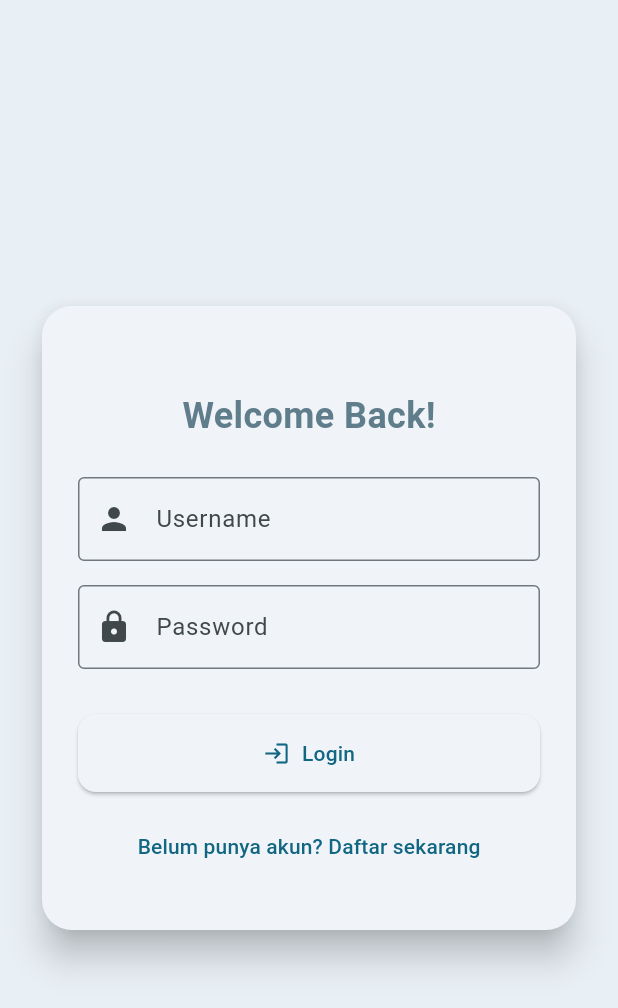
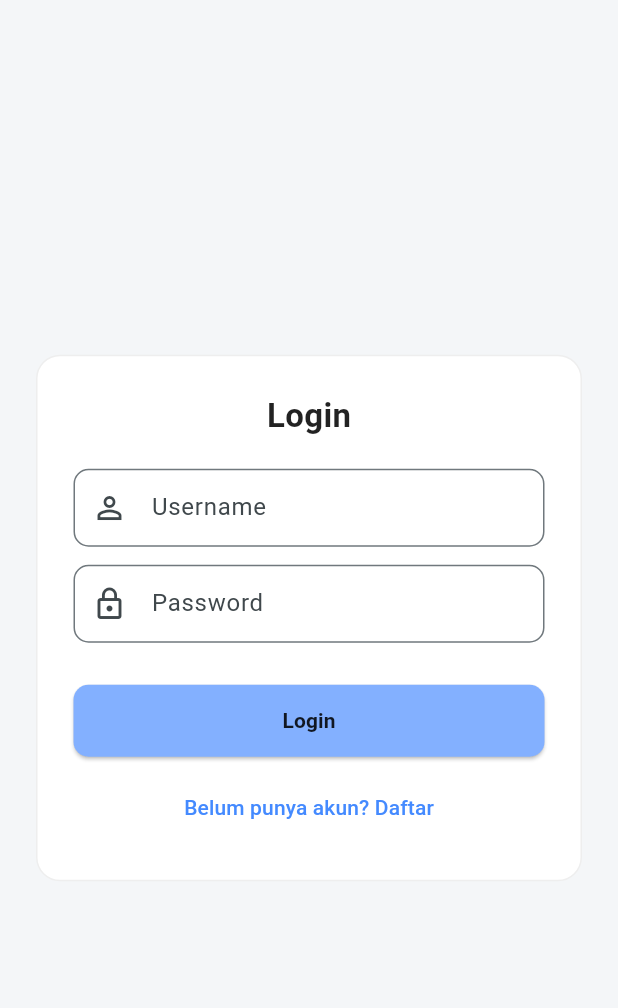
Before and after one commit to ryankananyola/LatRes_TPM, a Flutter app: the screen it shows after launch, on a phone screen of 412 x 824 dp. Shown: the top 1008 px of the screen. Run offline on Flutter 3.47's test engine with Material 3 defaults, Android fonts, the light colour scheme and no system bars; our stand-ins replace shared_preferences.

Commit message:
update login

```diff
--- a/latres_198/lib/main.dart
+++ b/latres_198/lib/main.dart
@@ -22,11 +22,11 @@ class MyApp extends StatelessWidget {
   @override
   Widget build(BuildContext context) {
     return MaterialApp(
-      title: 'Aplikasi Restoran',
+      title: 'Restoran',
       debugShowCheckedModeBanner: false,
       theme: ThemeData(
         useMaterial3: true,
-        colorSchemeSeed: Colors.blueGrey,
+        colorSchemeSeed: const Color.fromARGB(255, 219, 243, 255),
       ),
       routes: {
         '/login': (context) => const LoginPage(),
--- a/latres_198/lib/pages/home_screen.dart
+++ b/latres_198/lib/pages/home_screen.dart
@@ -23,7 +23,19 @@ class _HomeScreenState extends State<HomeScreen> {
   Widget build(BuildContext context) {
     return Scaffold(
       appBar: AppBar(
-        title: const Text('Daftar Restoran'),
+        automaticallyImplyLeading: false,
+        title: const Text(
+          'Daftar Restoran',
+          style: TextStyle(fontWeight: FontWeight.bold),
+        ),
+        centerTitle: true,
+        leading: IconButton(
+          icon: const Icon(Icons.logout),
+          tooltip: 'Logout',
+          onPressed: () {
+            Navigator.pushReplacementNamed(context, '/login');
+          },
+        ),
         actions: [
           IconButton(
             icon: const Icon(Icons.favorite),
@@ -31,7 +43,7 @@ class _HomeScreenState extends State<HomeScreen> {
             onPressed: () {
               Navigator.pushNamed(context, '/favorites');
             },
-          )
+          ),
         ],
       ),
       body: FutureBuilder<List<Restaurant>>(
--- a/latres_198/lib/pages/login_page.dart
+++ b/latres_198/lib/pages/login_page.dart
@@ -77,106 +77,107 @@ class _LoginPageState extends State<LoginPage>
   @override
   Widget build(BuildContext context) {
     return Scaffold(
-      backgroundColor: const Color(0xFFE9F0F5),
+      backgroundColor: const Color(0xFFF4F6F8),
       body: Center(
-        child: FadeTransition(
-          opacity: _fadeAnimation,
         child: SingleChildScrollView(
           padding: const EdgeInsets.all(24),
-            child: Card(
-              elevation: 10,
-              shape: RoundedRectangleBorder(
-                borderRadius: BorderRadius.circular(20),
-              ),
-              child: Padding(
-                padding: const EdgeInsets.symmetric(
-                  horizontal: 24,
-                  vertical: 32,
+          child: Container(
+            padding: const EdgeInsets.all(24),
+            decoration: BoxDecoration(
+              color: Colors.white,
+              borderRadius: BorderRadius.circular(16),
+              border: Border.all(color: Colors.grey.shade200),
             ),
             child: Form(
               key: _formKey,
               child: Column(
                 mainAxisSize: MainAxisSize.min,
                 children: [
-                      const SizedBox(height: 24),
                   const Text(
-                        'Welcome Back!',
+                    'Login',
                     style: TextStyle(
-                          fontSize: 24,
-                          fontWeight: FontWeight.bold,
-                          color: Colors.blueGrey,
+                      fontSize: 22,
+                      fontWeight: FontWeight.w600,
+                      color: Colors.black87,
                     ),
                   ),
-                      const SizedBox(height: 24),
+                  const SizedBox(height: 20),
                   TextFormField(
                     controller: _usernameController,
-                        decoration: const InputDecoration(
-                          labelText: 'Username',
-                          prefixIcon: Icon(Icons.person),
-                          border: OutlineInputBorder(),
+                    decoration: InputDecoration(
+                      hintText: 'Username',
+                      prefixIcon: const Icon(Icons.person_outline),
+                      contentPadding: const EdgeInsets.symmetric(vertical: 14),
+                      border: OutlineInputBorder(
+                        borderRadius: BorderRadius.circular(10),
                       ),
-                        validator:
-                            (value) =>
-                                value == null || value.isEmpty
-                                    ? 'Isi username'
-                                    : null,
                     ),
-                      const SizedBox(height: 16),
+                    validator: (value) =>
+                        value == null || value.isEmpty ? 'Username wajib diisi' : null,
+                  ),
+                  const SizedBox(height: 12),
                   TextFormField(
                     controller: _passwordController,
                     obscureText: true,
-                        decoration: const InputDecoration(
-                          labelText: 'Password',
-                          prefixIcon: Icon(Icons.lock),
-                          border: OutlineInputBorder(),
+                    decoration: InputDecoration(
+                      hintText: 'Password',
+                      prefixIcon: const Icon(Icons.lock_outline),
+                      contentPadding: const EdgeInsets.symmetric(vertical: 14),
+                      border: OutlineInputBorder(
+                        borderRadius: BorderRadius.circular(10),
                       ),
-                        validator:
-                            (value) =>
-                                value == null || value.isEmpty
-                                    ? 'Isi password'
-                                    : null,
                     ),
-                      const SizedBox(height: 20),
+                    validator: (value) =>
+                        value == null || value.isEmpty ? 'Password wajib diisi' : null,
+                  ),
+                  const SizedBox(height: 16),
                   if (_errorMessage != null)
                     Text(
                       _errorMessage!,
-                          style: const TextStyle(color: Colors.red),
+                      style: const TextStyle(color: Colors.redAccent),
                     ),
-                      const SizedBox(height: 10),
+                  const SizedBox(height: 12),
                   SizedBox(
                     width: double.infinity,
-                        child: ElevatedButton.icon(
-                          icon:
-                              _isLoading
+                    child: ElevatedButton(
+                      onPressed: _isLoading ? null : _login,
+                      style: ElevatedButton.styleFrom(
+                        backgroundColor: const Color.fromARGB(255, 131, 176, 255),
+                        padding: const EdgeInsets.symmetric(vertical: 14),
+                        shape: RoundedRectangleBorder(
+                          borderRadius: BorderRadius.circular(10),
+                        ),
+                      ),
+                      child: _isLoading
                           ? const SizedBox(
-                                    width: 16,
-                                    height: 16,
+                              height: 20,
+                              width: 20,
                               child: CircularProgressIndicator(
                                 strokeWidth: 2,
                                 color: Colors.white,
                               ),
                             )
-                                  : const Icon(Icons.login),
-                          label: Text(_isLoading ? 'Logging in...' : 'Login'),
-                          onPressed: _isLoading ? null : _login,
-                          style: ElevatedButton.styleFrom(
-                            padding: const EdgeInsets.symmetric(vertical: 16),
-                            shape: RoundedRectangleBorder(
-                              borderRadius: BorderRadius.circular(12),
+                          : const Text(
+                              'Login',
+                              style: TextStyle(
+                                fontSize: 14,
+                                fontWeight: FontWeight.bold,
+                                color: Colors.black87,
                               ),
                             ),
                     ),
                   ),
-                      const SizedBox(height: 12),
+                  const SizedBox(height: 10),
                   TextButton(
                     onPressed: () {
                       Navigator.pushNamed(context, '/register');
                     },
-                        child: const Text('Belum punya akun? Daftar sekarang'),
+                    child: const Text(
+                      'Belum punya akun? Daftar',
+                      style: TextStyle(color: Colors.blueAccent),
+                    ),
                   ),
                 ],
-                  ),
-                ),
               ),
             ),
           ),
```
Lines whose indentation alone changed are shown as unchanged.
